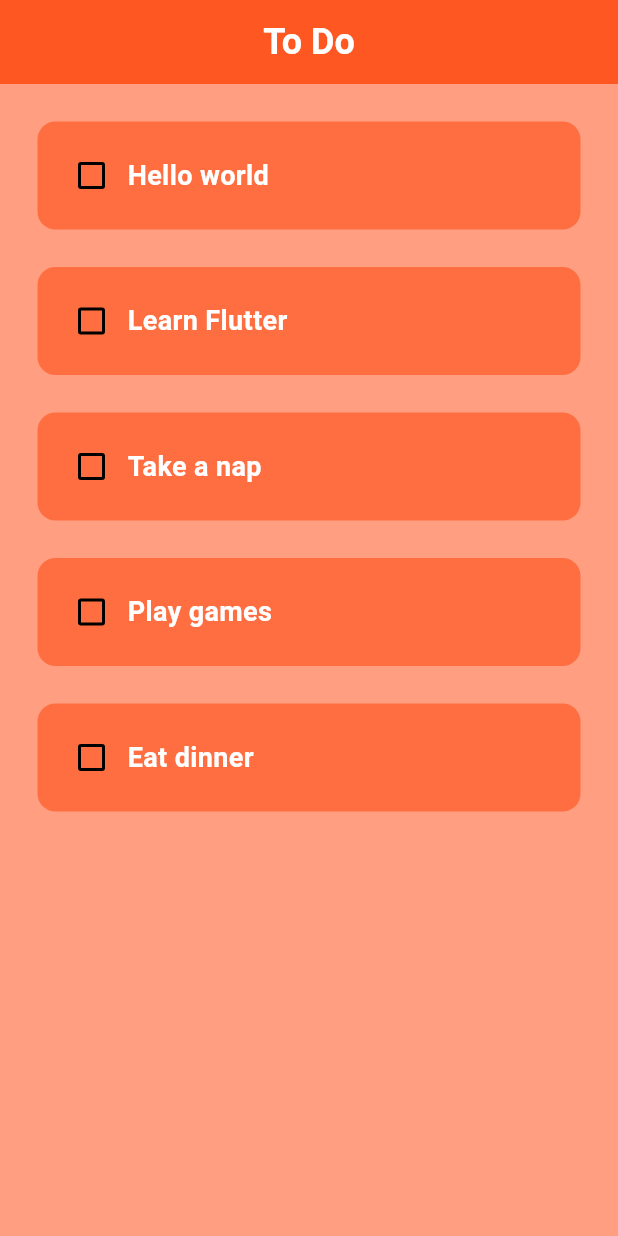
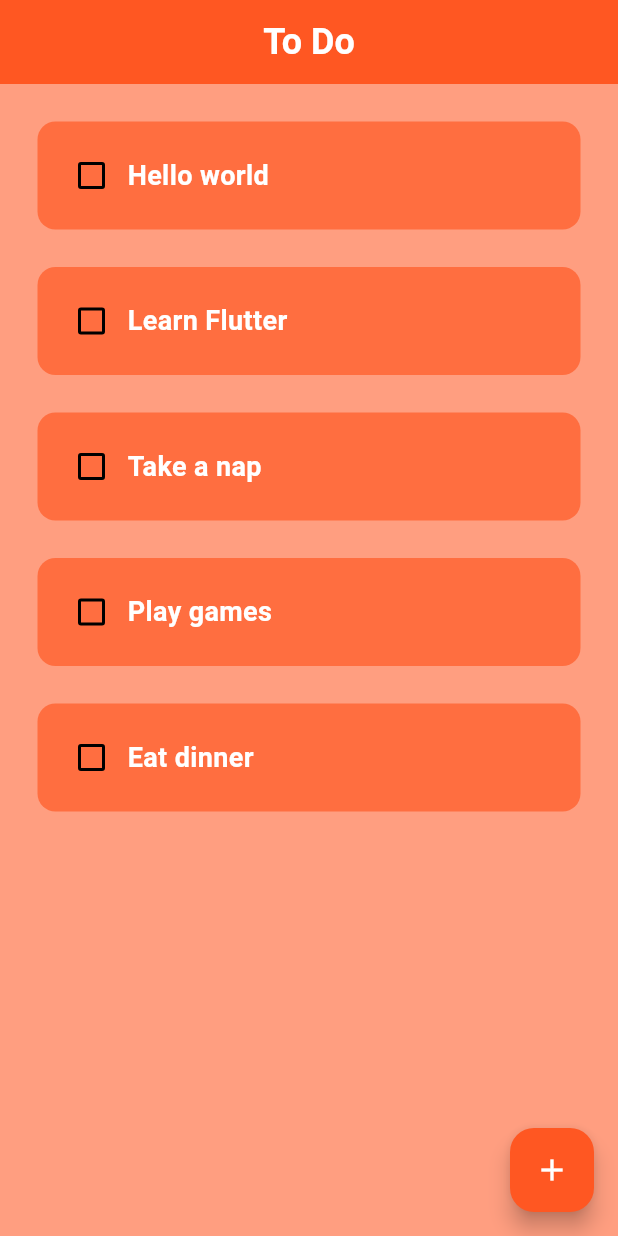
Before and after one commit to BW404/dino_todo, a Flutter app: the screen it shows after launch, on a phone screen of 412 x 824 dp. Run offline on Flutter 3.47's test engine with Material 3 defaults, Android fonts, the phone set to English and light mode, and no system bars.

Commit message:
Update: 2025-02-16 22:37:27

```diff
--- a/lib/pages/home_page.dart
+++ b/lib/pages/home_page.dart
@@ -37,6 +37,13 @@ void checkBoxChanged(bool? value, int index) {
         centerTitle: true,
         backgroundColor: Colors.deepOrange,
       ),
+
+      floatingActionButton: FloatingActionButton(
+        onPressed: () {},
+        child: const Icon(Icons.add),
+        backgroundColor: Colors.deepOrange,
+      ),
+
       body: ListView.builder(
         itemCount: toDoList.length,
         itemBuilder: (context, index) {
```
